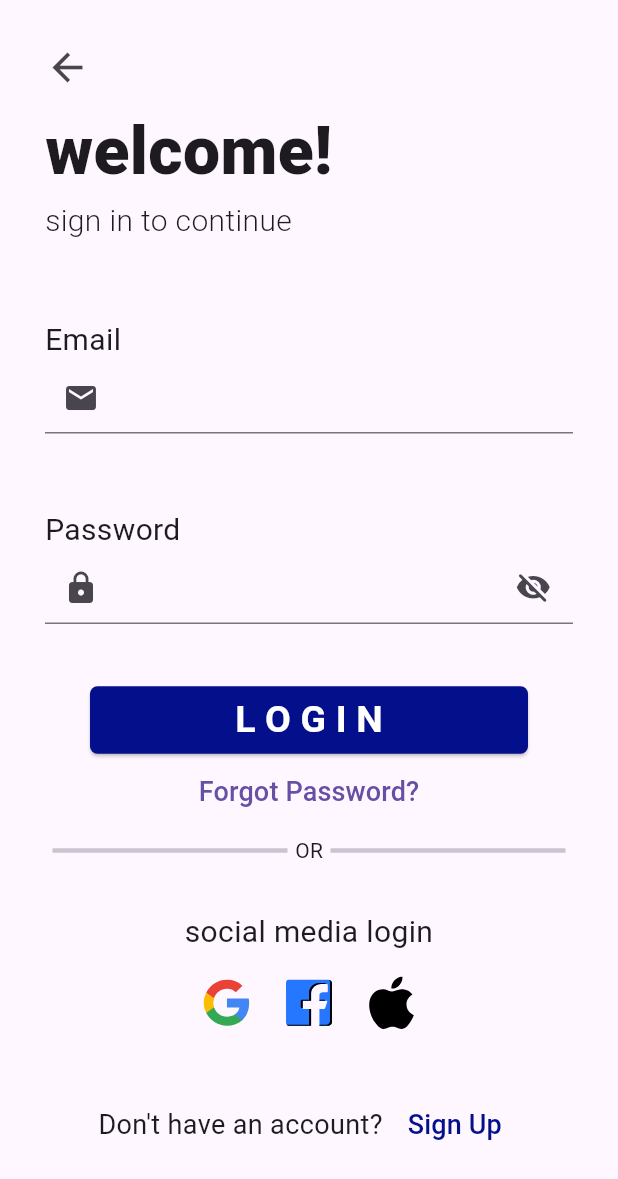
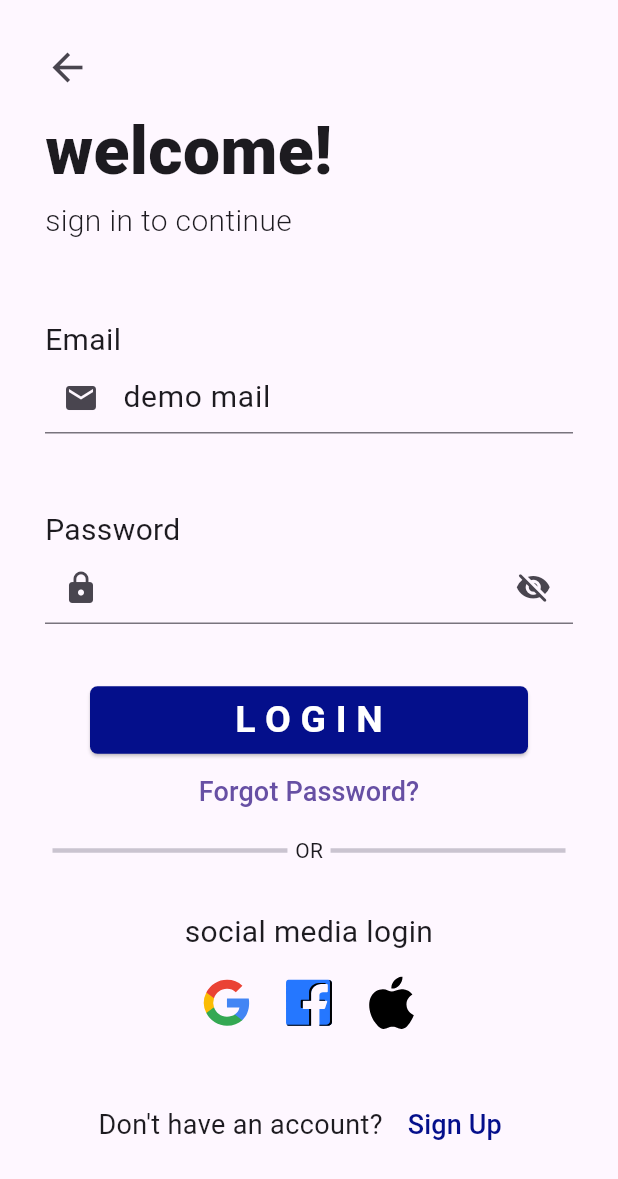
Before and after one commit to Nishantniro/flutter_learn, a Flutter app: the screen it shows after launch, after a tap on the "arrow back" icon, on a phone screen of 412 x 824 dp. Shown: the top 1179 px of the screen. Run offline on Flutter 3.47's test engine with Material 3 defaults, Android fonts, the phone set to English and light mode, and no system bars; our stand-ins replace flutter_svg.

```diff
--- a/lib/view/pages/auth/login.dart
+++ b/lib/view/pages/auth/login.dart
@@ -1,10 +1,11 @@
-import 'dart:nativewrappers/_internal/vm/lib/developer.dart';
+//import 'dart:nativewrappers/_internal/vm/lib/developer.dart';
 
 import 'package:day1/constant.dart';
 import 'package:day1/view/pages/auth/register.dart';
 import 'package:day1/view/pages/onboarding/first_onboarding.dart';
 import 'package:flutter/material.dart';
 import 'package:flutter_svg/flutter_svg.dart';
+import 'dart:developer';
 
 class Login extends StatefulWidget {
   const Login({super.key});
@@ -15,6 +16,11 @@ class Login extends StatefulWidget {
 
 class _LoginState extends State<Login> {
   bool _passwordVisible = false;
+
+  TextEditingController emailController = TextEditingController(
+    text: "demo mail",
+  );
+  TextEditingController passwordController = TextEditingController();
 
   void _togglePasswordVisibility() {
     setState(() {
@@ -69,7 +75,7 @@ class _LoginState extends State<Login> {
                     style: TextStyle(fontSize: 20),
                     decoration: InputDecoration(prefixIcon: Icon(Icons.email)),
 
-                    controller: TextEditingController(),
+                    controller: emailController,
                     onChanged: (value) {
                       log(value);
                     },
@@ -85,7 +91,7 @@ class _LoginState extends State<Login> {
                   ),
                   TextFormField(
                     style: TextStyle(fontSize: 20),
-                    obscureText: _passwordVisible,
+                    obscureText: !_passwordVisible,
                     decoration: InputDecoration(
                       prefixIcon: Icon(Icons.lock),
                       suffixIcon: Padding(
@@ -100,6 +106,7 @@ class _LoginState extends State<Login> {
                         ),
                       ),
                     ),
+                    controller: passwordController,
                     obscuringCharacter: "*",
                   ),
 
--- a/lib/view/pages/onboarding/first_onboarding.dart
+++ b/lib/view/pages/onboarding/first_onboarding.dart
@@ -1,6 +1,8 @@
 import 'package:day1/constant.dart';
 import 'package:day1/view/pages/auth/login.dart';
 import 'package:flutter/material.dart';
+
+void initState() {}
 
 class FirstOnboarding extends StatelessWidget {
   const FirstOnboarding({super.key});
```
